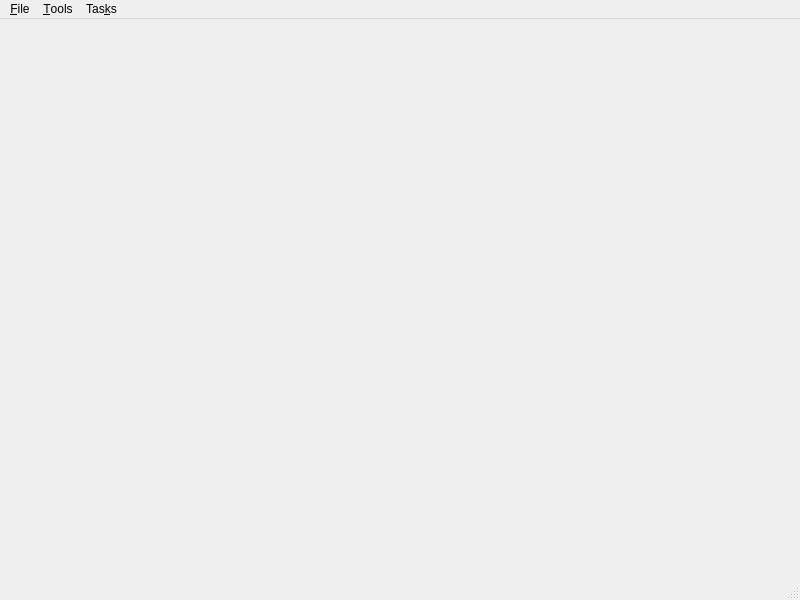
The window that mainwindow.ui (tootal/QTaskSystem) describes before a commit, drawn with Qt 5.
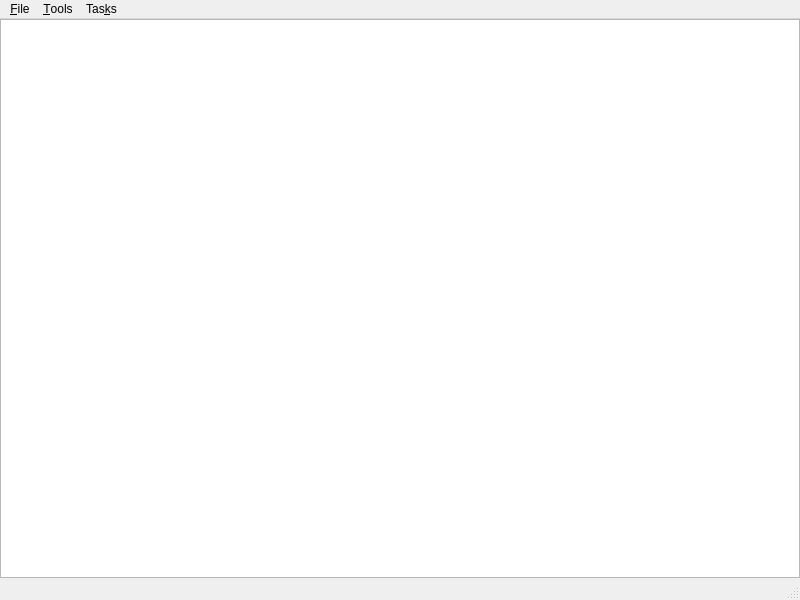
The same window after the commit.

```diff
--- a/mainwindow.ui
+++ b/mainwindow.ui
@@ -13,7 +13,28 @@
   <property name="windowTitle">
    <string>MainWindow</string>
   </property>
-  <widget class="QWidget" name="centralwidget"/>
+  <widget class="QWidget" name="centralwidget">
+   <layout class="QGridLayout" name="gridLayout">
+    <property name="leftMargin">
+     <number>0</number>
+    </property>
+    <property name="topMargin">
+     <number>0</number>
+    </property>
+    <property name="rightMargin">
+     <number>0</number>
+    </property>
+    <property name="bottomMargin">
+     <number>0</number>
+    </property>
+    <property name="spacing">
+     <number>0</number>
+    </property>
+    <item row="0" column="0">
+     <widget class="QTextEdit" name="textEdit"/>
+    </item>
+   </layout>
+  </widget>
   <widget class="QMenuBar" name="menubar">
    <property name="geometry">
     <rect>
```
